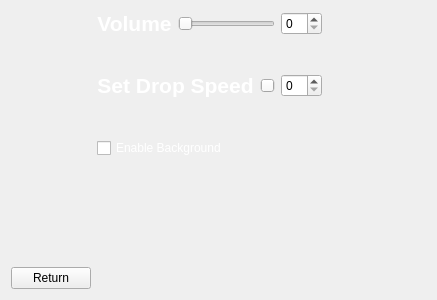
The window that settings.ui (EdrowsLuo/QTCppGame) describes before a commit, drawn with Qt 5.
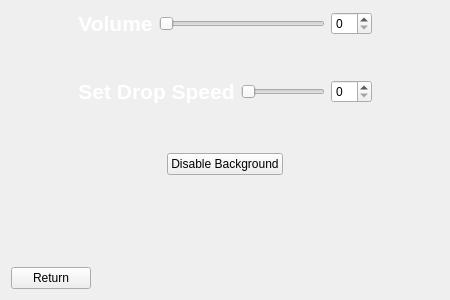
The same window after the commit.

The edit to the form file:
```diff
--- a/settings.ui
+++ b/settings.ui
@@ -6,7 +6,7 @@
    <rect>
     <x>0</x>
     <y>0</y>
-    <width>400</width>
+    <width>450</width>
     <height>300</height>
    </rect>
   </property>
@@ -16,8 +16,25 @@
   <property name="styleSheet">
    <string notr="true"/>
   </property>
-  <layout class="QGridLayout" name="gridLayout">
-   <item row="0" column="1" colspan="2">
+  <layout class="QHBoxLayout" name="horizontalLayout_6">
+   <item>
+    <layout class="QVBoxLayout" name="verticalLayout_2">
+     <item>
+      <layout class="QHBoxLayout" name="horizontalLayout_5">
+       <item>
+        <spacer name="horizontalSpacer_9">
+         <property name="orientation">
+          <enum>Qt::Horizontal</enum>
+         </property>
+         <property name="sizeHint" stdset="0">
+          <size>
+           <width>40</width>
+           <height>20</height>
+          </size>
+         </property>
+        </spacer>
+       </item>
+       <item>
     <layout class="QVBoxLayout" name="verticalLayout">
      <item>
       <layout class="QHBoxLayout" name="horizontalLayout_3">
@@ -134,64 +151,91 @@
      </item>
     </layout>
    </item>
-   <item row="6" column="0">
-    <widget class="QPushButton" name="pushButton">
-     <property name="sizePolicy">
-      <sizepolicy hsizetype="Minimum" vsizetype="Fixed">
-       <horstretch>1</horstretch>
-       <verstretch>0</verstretch>
-      </sizepolicy>
-     </property>
-     <property name="text">
-      <string>Return</string>
-     </property>
-    </widget>
-   </item>
-   <item row="3" column="0">
-    <spacer name="verticalSpacer_2">
+       <item>
+        <spacer name="horizontalSpacer_8">
      <property name="orientation">
-      <enum>Qt::Vertical</enum>
+          <enum>Qt::Horizontal</enum>
      </property>
      <property name="sizeHint" stdset="0">
       <size>
-       <width>68</width>
-       <height>109</height>
+           <width>40</width>
+           <height>20</height>
       </size>
      </property>
     </spacer>
    </item>
-   <item row="3" column="4">
+      </layout>
+     </item>
+     <item>
     <spacer name="verticalSpacer_3">
      <property name="orientation">
       <enum>Qt::Vertical</enum>
      </property>
      <property name="sizeHint" stdset="0">
       <size>
-       <width>104</width>
-       <height>54</height>
+         <width>20</width>
+         <height>40</height>
       </size>
      </property>
     </spacer>
    </item>
-   <item row="2" column="1">
-    <widget class="QCheckBox" name="checkBox">
+     <item>
+      <layout class="QHBoxLayout" name="horizontalLayout_4">
+       <item>
+        <spacer name="horizontalSpacer_10">
+         <property name="orientation">
+          <enum>Qt::Horizontal</enum>
+         </property>
+         <property name="sizeHint" stdset="0">
+          <size>
+           <width>40</width>
+           <height>20</height>
+          </size>
+         </property>
+        </spacer>
+       </item>
+       <item>
+        <widget class="QPushButton" name="pushButton_2">
      <property name="sizePolicy">
       <sizepolicy hsizetype="Minimum" vsizetype="Fixed">
-       <horstretch>6</horstretch>
+           <horstretch>0</horstretch>
        <verstretch>0</verstretch>
       </sizepolicy>
      </property>
-     <property name="styleSheet">
-      <string notr="true">
-font: 75 18pt &quot;Adobe 黑体 Std R&quot;;
-color:white</string>
-     </property>
      <property name="text">
-      <string>Enable Background</string>
+          <string>Disable Background</string>
      </property>
     </widget>
    </item>
-   <item row="1" column="1">
+       <item>
+        <spacer name="horizontalSpacer_6">
+         <property name="orientation">
+          <enum>Qt::Horizontal</enum>
+         </property>
+         <property name="sizeHint" stdset="0">
+          <size>
+           <width>40</width>
+           <height>20</height>
+          </size>
+         </property>
+        </spacer>
+       </item>
+      </layout>
+     </item>
+     <item>
+      <spacer name="verticalSpacer_2">
+       <property name="orientation">
+        <enum>Qt::Vertical</enum>
+       </property>
+       <property name="sizeHint" stdset="0">
+        <size>
+         <width>20</width>
+         <height>40</height>
+        </size>
+       </property>
+      </spacer>
+     </item>
+     <item>
     <spacer name="verticalSpacer">
      <property name="orientation">
       <enum>Qt::Vertical</enum>
@@ -203,6 +247,103 @@
       </size>
      </property>
     </spacer>
+     </item>
+     <item>
+      <layout class="QHBoxLayout" name="horizontalLayout_2">
+       <item>
+        <widget class="QPushButton" name="pushButton">
+         <property name="sizePolicy">
+          <sizepolicy hsizetype="Minimum" vsizetype="Fixed">
+           <horstretch>0</horstretch>
+           <verstretch>0</verstretch>
+          </sizepolicy>
+         </property>
+         <property name="text">
+          <string>Return</string>
+         </property>
+        </widget>
+       </item>
+       <item>
+        <spacer name="horizontalSpacer_7">
+         <property name="orientation">
+          <enum>Qt::Horizontal</enum>
+         </property>
+         <property name="sizeHint" stdset="0">
+          <size>
+           <width>40</width>
+           <height>20</height>
+          </size>
+         </property>
+        </spacer>
+       </item>
+       <item>
+        <spacer name="horizontalSpacer_5">
+         <property name="orientation">
+          <enum>Qt::Horizontal</enum>
+         </property>
+         <property name="sizeHint" stdset="0">
+          <size>
+           <width>40</width>
+           <height>20</height>
+          </size>
+         </property>
+        </spacer>
+       </item>
+       <item>
+        <spacer name="horizontalSpacer_4">
+         <property name="orientation">
+          <enum>Qt::Horizontal</enum>
+         </property>
+         <property name="sizeHint" stdset="0">
+          <size>
+           <width>40</width>
+           <height>20</height>
+          </size>
+         </property>
+        </spacer>
+       </item>
+       <item>
+        <spacer name="horizontalSpacer_3">
+         <property name="orientation">
+          <enum>Qt::Horizontal</enum>
+         </property>
+         <property name="sizeHint" stdset="0">
+          <size>
+           <width>40</width>
+           <height>20</height>
+          </size>
+         </property>
+        </spacer>
+       </item>
+       <item>
+        <spacer name="horizontalSpacer_2">
+         <property name="orientation">
+          <enum>Qt::Horizontal</enum>
+         </property>
+         <property name="sizeHint" stdset="0">
+          <size>
+           <width>40</width>
+           <height>20</height>
+          </size>
+         </property>
+        </spacer>
+       </item>
+       <item>
+        <spacer name="horizontalSpacer">
+         <property name="orientation">
+          <enum>Qt::Horizontal</enum>
+         </property>
+         <property name="sizeHint" stdset="0">
+          <size>
+           <width>40</width>
+           <height>20</height>
+          </size>
+         </property>
+        </spacer>
+       </item>
+      </layout>
+     </item>
+    </layout>
    </item>
   </layout>
  </widget>
```
Lines whose indentation alone changed are shown as unchanged.
